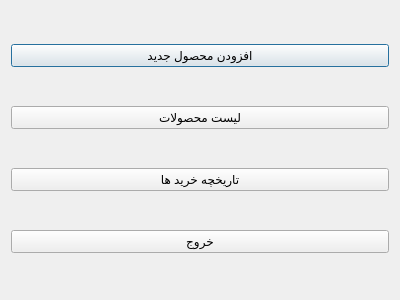
First picture: the form in menu/custumer_menu.ui, repository AP-projects-4001/alsa, before the edit.
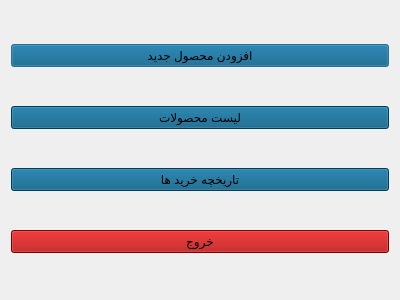
Second picture: the form after the edit.

The edit to the form file:
```diff
--- a/menu/custumer_menu.ui
+++ b/menu/custumer_menu.ui
@@ -16,6 +16,10 @@
   <layout class="QVBoxLayout" name="verticalLayout">
    <item>
     <widget class="QPushButton" name="pushButton_2">
+     <property name="styleSheet">
+      <string notr="true">background-color: rgb(0, 85, 127);
+color: rgb(0, 0, 0);</string>
+     </property>
      <property name="text">
       <string>افزودن محصول جدید</string>
      </property>
@@ -23,6 +27,10 @@
    </item>
    <item>
     <widget class="QPushButton" name="pushButton">
+     <property name="styleSheet">
+      <string notr="true">background-color: rgb(0, 85, 127);
+color: rgb(0, 0, 0);</string>
+     </property>
      <property name="text">
       <string>لیست محصولات</string>
      </property>
@@ -30,6 +38,10 @@
    </item>
    <item>
     <widget class="QPushButton" name="pushButton_3">
+     <property name="styleSheet">
+      <string notr="true">background-color: rgb(0, 85, 127);
+color: rgb(0, 0, 0);</string>
+     </property>
      <property name="text">
       <string>تاریخچه خرید ها</string>
      </property>
@@ -37,6 +49,10 @@
    </item>
    <item>
     <widget class="QPushButton" name="pushButton_4">
+     <property name="styleSheet">
+      <string notr="true">background-color: rgb(170, 0, 0);
+color: rgb(0, 0, 0);</string>
+     </property>
      <property name="text">
       <string>خروج</string>
      </property>
```
